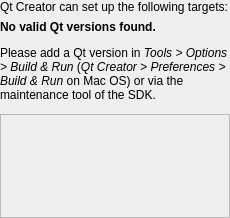
The window that src/plugins/qt4projectmanager/wizards/targetsetuppage.ui (qt-creator/qt-creator) describes before a commit, drawn with Qt 5.
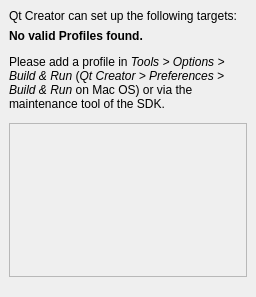
The same window after the commit.

Commit message:
Profile introduction
Introduce Profiles to store sets of values that describe a system/device.

These profiles are held by a target, getting rid of much of the information
stored in the Build-/Run-/DeployConfigurations, greatly simplifying those.

This is a squash of the wip/profile branch which has been on gerrit for a
while, rebased to current master.

What changed in the file:
```diff
--- a/src/plugins/qt4projectmanager/wizards/targetsetuppage.ui
+++ b/src/plugins/qt4projectmanager/wizards/targetsetuppage.ui
@@ -6,8 +6,8 @@
    <rect>
     <x>0</x>
     <y>0</y>
-    <width>230</width>
-    <height>218</height>
+    <width>256</width>
+    <height>297</height>
    </rect>
   </property>
   <property name="sizePolicy">
@@ -20,15 +20,18 @@
    <string>Set up Targets for Your Project</string>
   </property>
   <layout class="QVBoxLayout" name="verticalLayout_3">
-   <property name="margin">
+   <property name="leftMargin">
+    <number>0</number>
+   </property>
+   <property name="topMargin">
+    <number>0</number>
+   </property>
+   <property name="rightMargin">
     <number>0</number>
    </property>
    <item>
     <widget class="QWidget" name="setupTargetPage" native="true">
-     <layout class="QVBoxLayout" name="verticalLayout">
-      <property name="margin">
-       <number>0</number>
-      </property>
+     <layout class="QVBoxLayout" name="verticalLayout_2">
       <item>
        <widget class="QLabel" name="descriptionLabel">
         <property name="sizePolicy">
@@ -49,9 +52,9 @@
        </widget>
       </item>
       <item>
-       <widget class="QLabel" name="noValidQtVersionsLabel">
+       <widget class="QLabel" name="noValidProfileLabel">
         <property name="text">
-         <string>&lt;html&gt;&lt;head/&gt;&lt;body&gt;&lt;p&gt;&lt;span style=&quot; font-weight:600;&quot;&gt;No valid Qt versions found.&lt;/span&gt;&lt;/p&gt;&lt;p&gt;Please add a Qt version in &lt;span style=&quot; font-style:italic;&quot;&gt;Tools &amp;gt; Options &amp;gt; Build &amp;amp; Run&lt;/span&gt; (&lt;span style=&quot; font-style:italic;&quot;&gt;Qt Creator &amp;gt; Preferences &amp;gt; Build &amp;amp; Run&lt;/span&gt; on Mac OS) or via the maintenance tool of the SDK.&lt;/p&gt;&lt;/body&gt;&lt;/html&gt;</string>
+         <string>&lt;html&gt;&lt;head/&gt;&lt;body&gt;&lt;p&gt;&lt;span style=&quot; font-weight:600;&quot;&gt;No valid Profiles found.&lt;/span&gt;&lt;/p&gt;&lt;p&gt;Please add a profile in &lt;span style=&quot; font-style:italic;&quot;&gt;Tools &amp;gt; Options &amp;gt; Build &amp;amp; Run&lt;/span&gt; (&lt;span style=&quot; font-style:italic;&quot;&gt;Qt Creator &amp;gt; Preferences &amp;gt; Build &amp;amp; Run&lt;/span&gt; on Mac OS) or via the maintenance tool of the SDK.&lt;/p&gt;&lt;/body&gt;&lt;/html&gt;</string>
         </property>
         <property name="wordWrap">
          <bool>true</bool>
@@ -69,6 +72,15 @@
        </widget>
       </item>
       <item>
+       <widget class="QWidget" name="scrollAreaWidget" native="true">
+        <layout class="QVBoxLayout" name="verticalLayout">
+         <property name="spacing">
+          <number>0</number>
+         </property>
+         <property name="margin">
+          <number>0</number>
+         </property>
+         <item>
        <widget class="QScrollArea" name="scrollArea">
         <property name="widgetResizable">
          <bool>true</bool>
@@ -78,11 +90,14 @@
           <rect>
            <x>0</x>
            <y>0</y>
-           <width>224</width>
-           <height>66</height>
+              <width>242</width>
+              <height>147</height>
           </rect>
          </property>
         </widget>
+          </widget>
+         </item>
+        </layout>
        </widget>
       </item>
      </layout>
```
Lines whose indentation alone changed are shown as unchanged. The commit also changes 384 other files.
